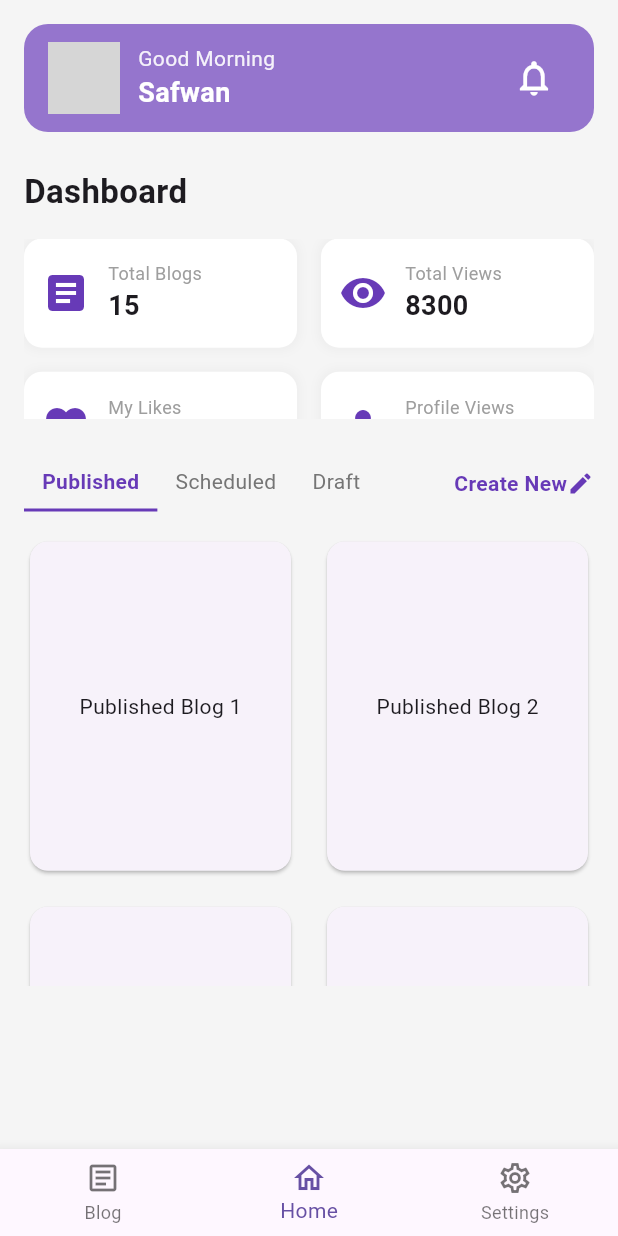
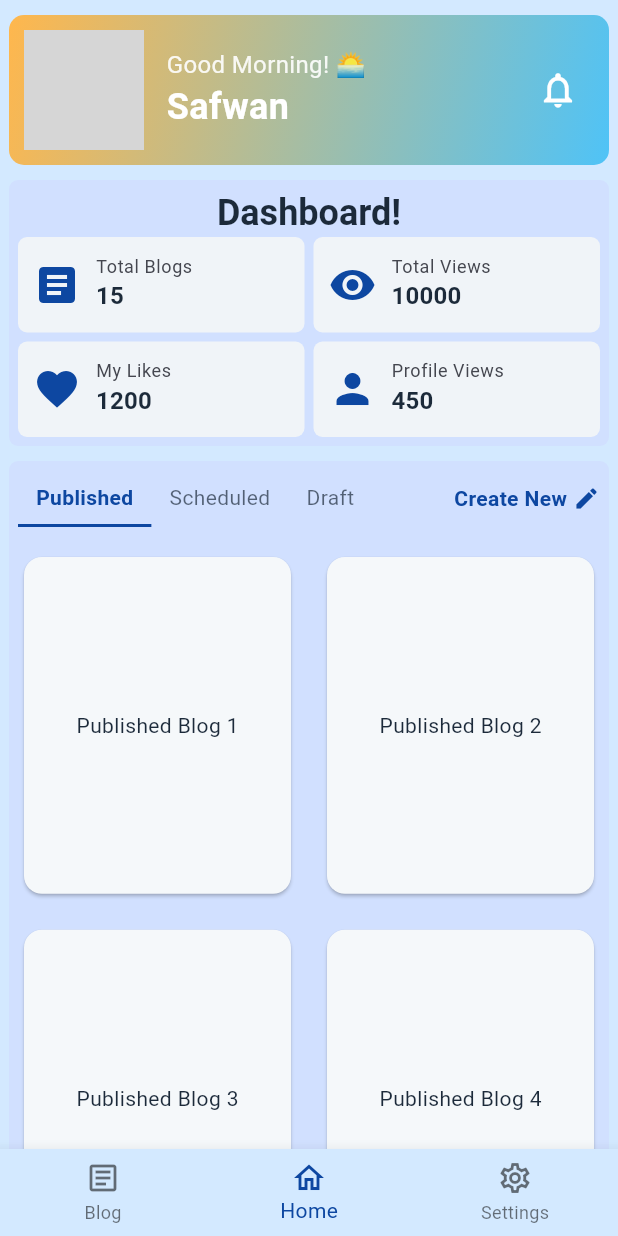
Before and after one commit to Iwan2264/projectblog, a Flutter app: the screen it shows once a user with an empty profile is signed in, on a phone screen of 412 x 824 dp. Run offline on Flutter 3.47's test engine with Material 3 defaults, Android fonts, the phone set to English and light mode, and no system bars; our stand-ins replace cloud_firestore, firebase_auth, firebase_core, firebase_storage, get, get_storage and 3 more; accounts and stored records are empty; network calls fail; grey boxes are pictures that could not be loaded.

Commit message:
UI Update

```diff
--- a/lib/controllers/auth_controller.dart
+++ b/lib/controllers/auth_controller.dart
@@ -23,8 +23,21 @@ class AuthController extends GetxController {
   @override
   void onInit() {
     super.onInit();
+    // Set persistence to LOCAL (keep user logged in until explicit sign out)
+    _setPersistence();
     firebaseUser.bindStream(_auth.authStateChanges());
     ever(firebaseUser, _setInitialScreen);
+  }
+
+  // Set Firebase Auth persistence to LOCAL
+  Future<void> _setPersistence() async {
+    try {
+      // This is important to prevent automatic logout
+      await _auth.setPersistence(Persistence.LOCAL);
+    } catch (e) {
+      AppLogger.warning('Error setting auth persistence (non-critical): $e');
+      // Don't throw error as this is non-critical for authentication flow
+    }
   }
 
   _setInitialScreen(User? user) async {
@@ -32,6 +45,11 @@ class AuthController extends GetxController {
       // User is not logged in
       Get.offAllNamed('/auth');
     } else {
+      try {
+        // Force token refresh if it's getting close to expiration
+        // This helps prevent automatic logouts due to token expiration
+        await user.getIdToken(true);
+
         // Check if email is verified when required
         if (user.providerData.any((element) => element.providerId == 'password') &&
             !user.emailVerified) {
@@ -44,6 +62,18 @@ class AuthController extends GetxController {
           Get.offAllNamed('/home');
           // Update user data in background (non-blocking)
           getUserData();
+        }
+      } catch (e) {
+        AppLogger.error('Error refreshing auth token', e);
+        // If token refresh fails, try to continue with the flow
+        if (user.providerData.any((element) => element.providerId == 'password') &&
+            !user.emailVerified) {
+          Get.offAllNamed('/verify-email');
+        } else {
+          await loadCachedUserData();
+          Get.offAllNamed('/home');
+          getUserData();
+        }
       }
     }
   }
@@ -130,10 +160,11 @@ class AuthController extends GetxController {
     try {
       await _firestore.collection('users').doc(uid).update({
         'lastLoginAt': DateTime.now(),
-      }).timeout(const Duration(seconds: 5));
+      }).timeout(const Duration(seconds: 15));
+    } on TimeoutException catch (e) {
+      AppLogger.warning('Timeout updating last login (non-critical): $e');
     } catch (e) {
-      AppLogger.warning('Error updating last login (non-critical)', e);
-      // Don't show error to user as this is non-critical
+      AppLogger.warning('Error updating last login (non-critical): $e');
     }
   }
 
--- a/lib/main.dart
+++ b/lib/main.dart
@@ -9,6 +9,7 @@ import 'pages/auth/auth_page.dart';
 import 'pages/auth/email_verification.dart';
 import 'widgets/navigation_scaffold.dart';
 import 'controllers/theme_controller.dart';
+import 'utils/app_theme.dart';
 
 void main() async {
   WidgetsFlutterBinding.ensureInitialized();
@@ -16,29 +17,25 @@ void main() async {
     options: DefaultFirebaseOptions.currentPlatform,
   );
 
-  // Initialize controllers
   Get.put(ThemeController());
   Get.put(AuthController());
   Get.put(SettingsController());
 
   runApp(MyApp());
 }
-
 class MyApp extends StatelessWidget {
+  final ThemeController _themeController = Get.find<ThemeController>();
   final AuthController _authController = Get.find<AuthController>();
 
   @override
   Widget build(BuildContext context) {
+    return Obx(() {
       return GetMaterialApp(
         title: 'Project Blog',
-      theme: ThemeData(
-        primarySwatch: Colors.deepPurple,
-        brightness: Brightness.light,
-      ),
-      darkTheme: ThemeData(
-        primarySwatch: Colors.deepPurple,
-        brightness: Brightness.dark,
-      ),
+        theme: AppTheme.lightTheme,
+        darkTheme: AppTheme.darkTheme,
+        themeMode: _themeController.themeMode.value,
+
         initialRoute: '/auth',
         getPages: [
           GetPage(name: '/auth', page: () => const AuthPage()),
@@ -58,5 +55,6 @@ class MyApp extends StatelessWidget {
         }),
         debugShowCheckedModeBanner: false,
       );
+    });
   }
 }
--- /dev/null
+++ b/lib/pages/blog/published_page.dart
@@ -0,0 +1,34 @@
+// lib/pages/blog/all_published_page.dart
+
+import 'package:flutter/material.dart';
+
+class AllPublishedBlogsPage extends StatelessWidget {
+  const AllPublishedBlogsPage({super.key});
+
+  @override
+  Widget build(BuildContext context) {
+    final theme = Theme.of(context);
+
+    return Scaffold(
+      backgroundColor: theme.colorScheme.surface,
+      appBar: AppBar(
+        title: const Text('All Published Blogs'),
+      ),
+      body: GridView.builder(
+        padding: const EdgeInsets.all(16.0),
+        itemCount: 25,
+        gridDelegate: const SliverGridDelegateWithFixedCrossAxisCount(
+          crossAxisCount: 2,
+          crossAxisSpacing: 16,
+          mainAxisSpacing: 16,
+          childAspectRatio: 0.8,
+        ),
+        itemBuilder: (context, index) {
+          return Card(
+            child: Center(child: Text("Blog ${index + 1}")),
+          );
+        },
+      ),
+    );
+  }
+}
--- a/lib/pages/home/blog_section.dart
+++ b/lib/pages/home/blog_section.dart
@@ -1,6 +1,9 @@
 import 'package:flutter/material.dart';
-enum BlogStatus { published, scheduled, draft }
+import 'package:projectblog/pages/home/widgets/published.dart';
+import 'package:projectblog/pages/home/widgets/scheduled.dart';
+import 'package:projectblog/pages/home/widgets/draft.dart';
 
+// Your main BlogSection widget now correctly references the imported files.
 class BlogSection extends StatefulWidget {
   const BlogSection({super.key});
   @override
@@ -10,11 +13,9 @@ class BlogSection extends StatefulWidget {
 class _BlogSectionState extends State<BlogSection> {
   BlogStatus _selectedStatus = BlogStatus.published;
 
-  // Example dummy data, replace with your actual controller logic
-  // final List<BlogModel> _allBlogs = [];
-
   @override
   Widget build(BuildContext context) {
+    final theme = Theme.of(context);
     return Column(
       children: [
         Row(
@@ -41,49 +42,32 @@ class _BlogSectionState extends State<BlogSection> {
             ),
             InkWell(
               onTap: () {},
-              child: const Row(
+              child: Row(
                 children: [
-                  Text("Create New", style: TextStyle(color: Colors.deepPurple, fontWeight: FontWeight.bold)),
-                  Icon(Icons.edit, color: Colors.deepPurple, size: 18),
+                  Text(
+                    "Create New",
+                    style: TextStyle(color: theme.colorScheme.primary, fontWeight: FontWeight.bold),
+                  ),
+                  const SizedBox(width: 4),
+                  Icon(Icons.edit, color: theme.colorScheme.primary, size: 18),
                 ],
               ),
             )
           ],
         ),
         const SizedBox(height: 16),
-        SizedBox(
-          height: 300,
-          child: IndexedStack(
+        IndexedStack(
             index: _selectedStatus.index,
-            children: [
-              _buildBlogGrid("Published Blog"),
-              _buildBlogGrid("Scheduled Blog"),
-              _buildBlogGrid("Draft Blog"),
+            children: const [
+              PublishedBlogsGrid(),
+              ScheduledBlogsGrid(),
+              DraftsGrid(),
             ],
           ),
-        ),
       ],
     );
   }
-
-  Widget _buildBlogGrid(String type) {
-    return GridView.builder(
-      itemCount: 4, // Replace with your list's length
-      gridDelegate: const SliverGridDelegateWithFixedCrossAxisCount(
-        crossAxisCount: 2,
-        crossAxisSpacing: 16,
-        mainAxisSpacing: 16,
-        childAspectRatio: 0.8,
-      ),
-      itemBuilder: (context, index) {
-        return Card(
-          child: Center(child: Text("$type ${index + 1}")),
-        );
-      },
-    );
-  }
 }
-
 class TabButton extends StatelessWidget {
   final String label;
   final bool isSelected;
@@ -98,6 +82,7 @@ class TabButton extends StatelessWidget {
 
   @override
   Widget build(BuildContext context) {
+    final theme = Theme.of(context);
     return GestureDetector(
       onTap: onTap,
       child: Container(
@@ -105,7 +90,7 @@ class TabButton extends StatelessWidget {
         decoration: BoxDecoration(
           border: Border(
             bottom: BorderSide(
-              color: isSelected ? Colors.deepPurple : Colors.transparent,
+              color: isSelected ? theme.colorScheme.primary : Colors.transparent,
               width: 2.0,
             ),
           ),
@@ -113,7 +98,7 @@ class TabButton extends StatelessWidget {
         child: Text(
           label,
           style: TextStyle(
-            color: isSelected ? Colors.deepPurple : Colors.grey.shade600,
+            color: isSelected ? theme.colorScheme.primary : theme.colorScheme.onSurface.withOpacity(0.7),
             fontWeight: isSelected ? FontWeight.bold : FontWeight.normal,
           ),
         ),
@@ -121,3 +106,5 @@ class TabButton extends StatelessWidget {
     );
   }
 }
+
+enum BlogStatus { published, scheduled, draft }
--- a/lib/pages/home/dashboard.dart
+++ b/lib/pages/home/dashboard.dart
@@ -1,5 +1,4 @@
 import 'package:flutter/material.dart';
-
 class Dashboard extends StatelessWidget {
   final int totalBlogs;
   final int totalLikes;
@@ -20,9 +19,9 @@ class Dashboard extends StatelessWidget {
       crossAxisCount: 2,
       shrinkWrap: true,
       physics: const NeverScrollableScrollPhysics(),
-      crossAxisSpacing: 16,
-      mainAxisSpacing: 16,
-      childAspectRatio: 2.5,
+      crossAxisSpacing: 6,
+      mainAxisSpacing: 6,
+      childAspectRatio: 3,
       children: [
         DashboardCard(title: "Total Blogs", value: totalBlogs.toString(), icon: Icons.article),
         DashboardCard(title: "Total Views", value: totalViews.toString(), icon: Icons.visibility),
@@ -32,7 +31,6 @@ class Dashboard extends StatelessWidget {
     );
   }
 }
-
 class DashboardCard extends StatelessWidget {
   final String title;
   final String value;
@@ -47,30 +45,39 @@ class DashboardCard extends StatelessWidget {
 
   @override
   Widget build(BuildContext context) {
+    final theme = Theme.of(context);
+
     return Container(
-      padding: const EdgeInsets.all(12),
+      padding: const EdgeInsets.symmetric(vertical: 6, horizontal: 10),
       decoration: BoxDecoration(
-        color: Colors.white,
-        borderRadius: BorderRadius.circular(12),
-        boxShadow: [
-          BoxShadow(
-            color: Colors.grey.withOpacity(0.1),
-            spreadRadius: 1,
-            blurRadius: 5,
-          )
-        ],
+        color: theme.colorScheme.surfaceContainerLowest,
+        borderRadius: BorderRadius.circular(6),
       ),
       child: Row(
+        crossAxisAlignment: CrossAxisAlignment.center, // Vertically center
+        mainAxisAlignment: MainAxisAlignment.start, // Left align horizontally
         children: [
-          Icon(icon, size: 32, color: Colors.deepPurple),
-          const SizedBox(width: 12),
-          Column(
-            crossAxisAlignment: CrossAxisAlignment.start,
-            mainAxisAlignment: MainAxisAlignment.center,
-            children: [
-              Text(title, style: const TextStyle(color: Colors.grey, fontSize: 12)),
-              Text(value, style: const TextStyle(fontSize: 18, fontWeight: FontWeight.bold)),
-            ],
+          Icon(icon, size: 32, color: theme.colorScheme.primary),
+          const SizedBox(width: 10),
+          Flexible(
+            child: Column(
+              crossAxisAlignment: CrossAxisAlignment.start,
+              mainAxisAlignment: MainAxisAlignment.center, // Vertically center
+              children: [
+                Text(
+                  title,
+                  style: theme.textTheme.bodySmall?.copyWith(
+                    color: theme.colorScheme.onSurfaceVariant,
+                  ),
+                ),
+                Text(
+                  value,
+                  style: theme.textTheme.titleMedium?.copyWith(
+                    fontWeight: FontWeight.bold,
+                  ),
+                ),
+              ],
+            ),
           ),
         ],
       ),
--- a/lib/pages/home/header.dart
+++ b/lib/pages/home/header.dart
@@ -8,39 +8,69 @@ class Header extends StatelessWidget {
 
   String _getGreeting() {
     final hour = DateTime.now().hour;
-    if (hour < 12) return 'Good Morning';
-    if (hour < 17) return 'Good Afternoon';
-    return 'Good Evening';
+    if (hour < 12) return 'Good Morning! 🌅';
+    if (hour < 17) return 'Good Afternoon! 🌞';
+    return 'Good Evening! 🌙';
+  }
+
+  // This function returns a different gradient based on the time
+  LinearGradient _getGradient() {
+    final hour = DateTime.now().hour;
+    if (hour < 12) {
+      // Sunrise Gradient
+      return LinearGradient(
+        colors: [Colors.orange.shade300, Colors.lightBlue.shade300],
+        begin: Alignment.topLeft,
+        end: Alignment.bottomRight,
+      );
+    }
+    if (hour < 17) {
+      // Afternoon Gradient
+      return LinearGradient(
+        colors: [Colors.blue.shade400, Colors.lightBlue.shade200],
+        begin: Alignment.topCenter,
+        end: Alignment.bottomCenter,
+      );
+    }
+    // Evening/Night Gradient
+    return LinearGradient(
+      colors: [Colors.deepPurple.shade700, Colors.indigo.shade900],
+      begin: Alignment.topCenter,
+      end: Alignment.bottomCenter,
+    );
   }
 
   @override
   Widget build(BuildContext context) {
     return Container(
-      padding: const EdgeInsets.symmetric(horizontal: 16, vertical: 12),
+      padding: const EdgeInsets.symmetric(horizontal: 10, vertical: 10),
       decoration: BoxDecoration(
-        color: Colors.deepPurple.shade300,
-        borderRadius: BorderRadius.circular(16),
+        gradient: _getGradient(),
+        borderRadius: BorderRadius.circular(10),
       ),
       child: Row(
         children: [
           CircleAvatar(
-            radius: 24,
+            radius: 40,
             backgroundImage: NetworkImage(photoUrl),
           ),
-          const SizedBox(width: 12),
+          const SizedBox(width: 15),
           Expanded(
             child: Column(
               crossAxisAlignment: CrossAxisAlignment.start,
               children: [
                 Text(
                   _getGreeting(),
-                  style: TextStyle(color: Colors.white.withOpacity(0.9)),
+                  style: TextStyle(
+                    color: Colors.white.withOpacity(0.9),
+                    fontSize: 16,
+                  ),
                 ),
                 Text(
                   userName,
                   style: const TextStyle(
                     color: Colors.white,
-                    fontSize: 18,
+                    fontSize: 24,
                     fontWeight: FontWeight.bold,
                   ),
                   overflow: TextOverflow.ellipsis,
--- a/lib/pages/home/homepage.dart
+++ b/lib/pages/home/homepage.dart
@@ -2,49 +2,66 @@ import 'package:flutter/material.dart';
 import 'package:projectblog/pages/home/header.dart';
 import 'package:projectblog/pages/home/dashboard.dart';
 import 'package:projectblog/pages/home/blog_section.dart';
-
 class HomePage extends StatelessWidget {
   const HomePage({super.key});
 
   @override
   Widget build(BuildContext context) {
+    final ThemeData theme = Theme.of(context);
     return Scaffold(
-      backgroundColor: Colors.grey[100],
+      backgroundColor: theme.colorScheme.surface,
       body: SafeArea(
         child: SingleChildScrollView(
           child: Padding(
-            padding: const EdgeInsets.all(16.0),
+            padding: const EdgeInsets.only(left: 6, right: 6, top: 10, bottom: 16),
             child: Column(
               crossAxisAlignment: CrossAxisAlignment.start,
               children: [
                 Header(
-                  userName: "Safwan", // <-- Updated to your name!
+                  userName: "Safwan",
                   photoUrl: 'https://i.pravatar.cc/150?img=58',
                 ),
-                const SizedBox(height: 24),
-                const Text(
-                  "Dashboard",
-                  style: TextStyle(fontSize: 22, fontWeight: FontWeight.bold),
-                ),
-                const SizedBox(height: 16),
-                // Use a sized box to prevent overflow
-                SizedBox(
-                  height: 120, // Adjust as needed
-                  child: Dashboard(
-                    totalBlogs: 15,
-                    totalLikes: 1205,
-                    totalViews: 8300,
-                    profileViews: 450,
+                const SizedBox(height: 10),
+               Container(
+                  padding: const EdgeInsets.all(6.0),
+                  decoration: BoxDecoration(
+                    color: theme.colorScheme.primaryContainer,
+                    borderRadius: BorderRadius.circular(6),
+                  ),
+                  child: Column(
+                    crossAxisAlignment: CrossAxisAlignment.start,
+                    children: [
+                        Center(
+                        child: Text(
+                          "Dashboard!",
+                          style: theme.textTheme.headlineSmall?.copyWith(
+                          fontWeight: FontWeight.bold,
+                          ),
+                        ),
+                        ),
+                      const Dashboard(
+                        totalBlogs: 15,
+                        totalLikes: 1200,
+                        totalViews: 10000,
+                        profileViews: 450,
+                      ),
+                    ],
                   ),
                 ),
-                const SizedBox(height: 24),
-                const BlogSection(),
+                const SizedBox(height: 10),
+                Container(
+                  padding: const EdgeInsets.all(6.0),
+                  decoration: BoxDecoration(
+                    color: theme.colorScheme.primaryContainer,
+                    borderRadius: BorderRadius.circular(6),
+                  ),
+                  child: const BlogSection(),
+                ),
               ],
             ),
           ),
         ),
       ),
-      // bottomNavigationBar: BottomNavigationBar(...)
     );
   }
 }
--- /dev/null
+++ b/lib/pages/home/widgets/draft.dart
@@ -0,0 +1,18 @@
+// lib/pages/home/widget/draft.dart
+
+import 'package:flutter/material.dart';
+
+class DraftsGrid extends StatelessWidget {
+  const DraftsGrid({super.key});
+
+  @override
+  Widget build(BuildContext context) {
+    // Replace this with your UI for drafts when you have data
+    return const Center(
+      child: Text(
+        "You have no saved drafts.",
+        style: TextStyle(color: Colors.grey),
+      ),
+    );
+  }
+}
--- /dev/null
+++ b/lib/pages/home/widgets/published.dart
@@ -0,0 +1,59 @@
+import 'package:flutter/material.dart';
+import 'dart:math'; // Used to ensure we don't load more than available
+
+class PublishedBlogsGrid extends StatefulWidget {
+  const PublishedBlogsGrid({super.key});
+
+  @override
+  State<PublishedBlogsGrid> createState() => _PublishedBlogsGridState();
+}
+
+class _PublishedBlogsGridState extends State<PublishedBlogsGrid> {
+  final int _totalBlogs = 25;
+  int _displayCount = 6;
+
+  void _loadMore() {
+    setState(() {
+      _displayCount = min(_totalBlogs, _displayCount + 6);
+    });
+  }
+
+  @override
+  Widget build(BuildContext context) {
+    final theme = Theme.of(context);
+
+    return Column(
+      children: [
+        GridView.builder(
+          shrinkWrap: true,
+          physics: const NeverScrollableScrollPhysics(),
+          itemCount: _displayCount,
+          gridDelegate: const SliverGridDelegateWithFixedCrossAxisCount(
+            crossAxisCount: 2,
+            crossAxisSpacing: 16,
+            mainAxisSpacing: 16,
+            childAspectRatio: 0.8,
+          ),
+          itemBuilder: (context, index) {
+            return Card(
+              child: Center(child: Text("Published Blog ${index + 1}")),
+            );
+          },
+        ),
+
+        if (_displayCount < _totalBlogs)
+          Padding(
+            padding: const EdgeInsets.only(top: 24.0),
+            child: OutlinedButton(
+              onPressed: _loadMore,
+              style: OutlinedButton.styleFrom(
+                padding: const EdgeInsets.symmetric(horizontal: 32, vertical: 12),
+                side: BorderSide(color: theme.colorScheme.primary),
+              ),
+              child: const Text('Load More'),
+            ),
+          ),
+      ],
+    );
+  }
+}
--- /dev/null
+++ b/lib/pages/home/widgets/scheduled.dart
@@ -0,0 +1,18 @@
+// lib/pages/home/widget/scheduled.dart
+
+import 'package:flutter/material.dart';
+
+class ScheduledBlogsGrid extends StatelessWidget {
+  const ScheduledBlogsGrid({super.key});
+
+  @override
+  Widget build(BuildContext context) {
+    // Replace this with your UI for scheduled blogs when you have data
+    return const Center(
+      child: Text(
+        "You have no scheduled blogs.",
+        style: TextStyle(color: Colors.grey),
+      ),
+    );
+  }
+}
--- /dev/null
+++ b/lib/utils/app_theme.dart
@@ -0,0 +1,58 @@
+import 'package:flutter/material.dart';
+
+class AppTheme {
+  AppTheme._();
+
+  // --- LIGHT THEME ---
+  static final ThemeData lightTheme = ThemeData(
+    useMaterial3: true,
+    colorScheme: ColorScheme.fromSeed(
+      seedColor: const Color(0xFF0D47A1),
+      brightness: Brightness.light,
+
+      // --- Main Background Color ---
+      surface: const Color.fromARGB(255, 211, 233, 255),
+      onSurface: const Color(0xFF1C2A3A),
+
+
+      // --- Primary Colors ---
+      primary: const Color(0xFF0D47A1),
+      onPrimary: Colors.white,
+      primaryContainer: const Color(0xFFD1E0FF),
+      onPrimaryContainer: const Color(0xFF001B3E),
+
+      // --- Surface & Container Variants (Lowest to Highest) ---
+      surfaceContainerLowest: const Color(0xFFF0F4F8),
+      surfaceContainerLow: const Color(0xFFF5F8FA),
+      surfaceContainer: const Color(0xFFFAFCFE),
+      surfaceContainerHigh: const Color(0xFFFCFEFF),
+      surfaceContainerHighest: const Color(0xFFFFFFFF),
+    ),
+  );
+
+  // --- DARK THEME ---
+  static final ThemeData darkTheme = ThemeData(
+    useMaterial3: true,
+    colorScheme: ColorScheme.fromSeed(
+      seedColor: const Color(0xFF0D47A1),
+      brightness: Brightness.dark,
+
+      // --- Main Background Color ---
+      surface: const Color(0xFF1A2238),
+      onSurface: const Color(0xFFE2E8F0),
+
+      // --- Primary Colors ---
+      primary: const Color(0xFFA8C8FF),
+      onPrimary: const Color(0xFF003062),
+      primaryContainer: const Color(0xFF283A5E),
+      onPrimaryContainer: const Color(0xFFD6E3FF),
+
+      // --- Surface & Container Variants (Lowest to Highest) ---
+      surfaceContainerLowest: const Color(0xFF1A2238),
+      surfaceContainerLow: const Color(0xFF1C253B),
+      surfaceContainer: const Color(0xFF1F283F),
+      surfaceContainerHigh: const Color(0xFF242D44),
+      surfaceContainerHighest: const Color(0xFF283248),
+    ),
+  );
+}
```
Also changed, not shown: firebase.json, lib/firebase_options.dart, lib/widgets/disqus_comments_widget.dart (added), lib/widgets/simple_blog_comments.dart (added), 4 other files. Lines whose indentation alone changed are shown as unchanged.
